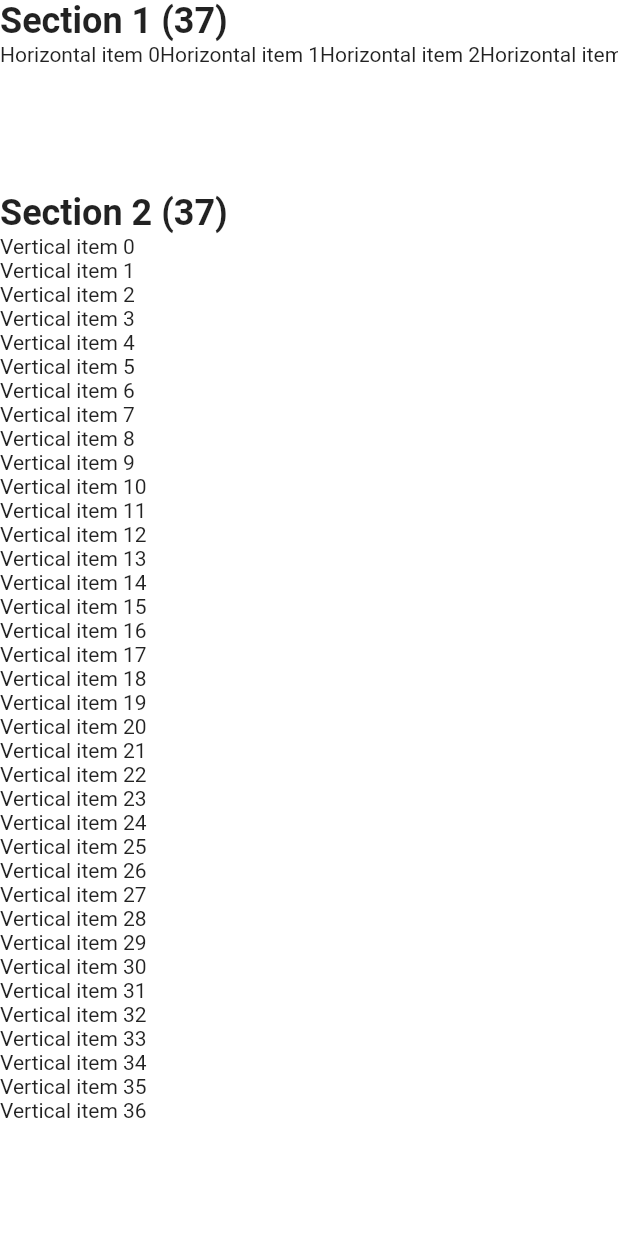
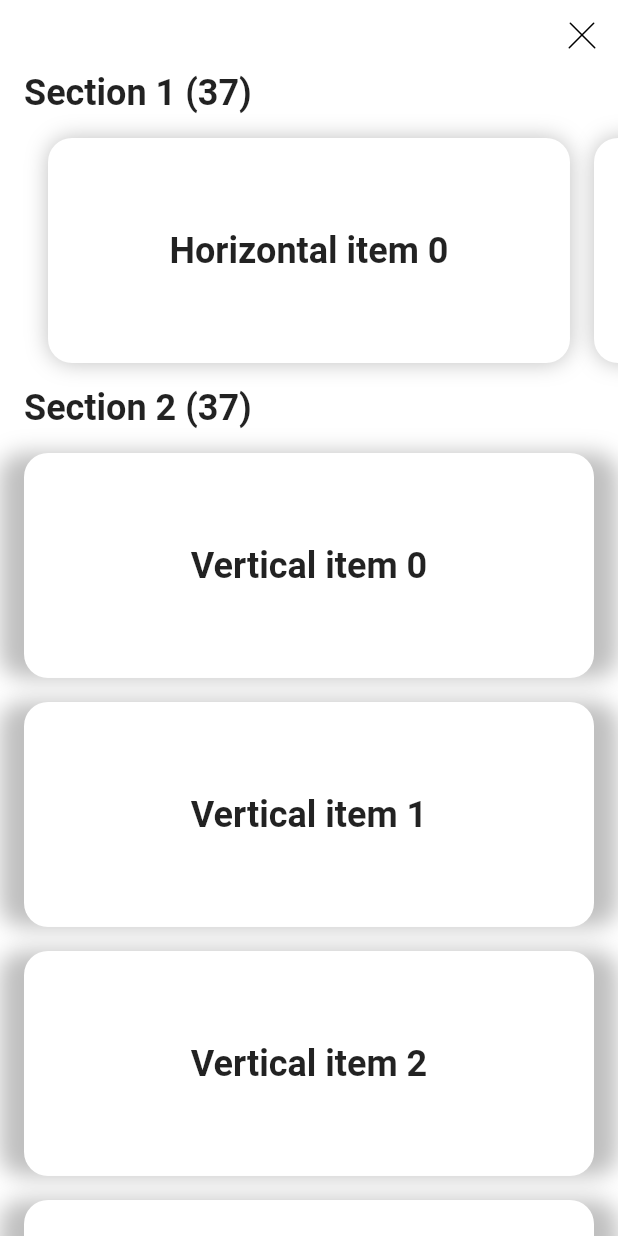
Before and after one commit to yavanya/test_prj, a Flutter app: the Screen2 screen opened by its route, on a phone screen of 412 x 824 dp. Run offline on Flutter 3.47's test engine with Material 2 defaults, Android fonts, the phone set to English and light mode, and no system bars; our stand-ins replace flutter_lorem, flutter_svg, gap.

Commit message:
screen 1, screen2 beta =)

```diff
--- a/lib/constant/styles.dart
+++ b/lib/constant/styles.dart
@@ -3,8 +3,14 @@ import 'package:flutter/material.dart';
 class ProjectStyle {
   ProjectStyle._();
 
-  static const centerTitle = TextStyle(
+  static const title = TextStyle(
     fontWeight: FontWeight.w700,
     fontSize: 24,
   );
+
+  static const buttonWhite = TextStyle(
+    fontWeight: FontWeight.w700,
+    color: Colors.white,
+    fontSize: 14,
+  );
 }
--- a/lib/screens/screen_2.dart
+++ b/lib/screens/screen_2.dart
@@ -1,11 +1,13 @@
 import 'package:flutter/material.dart';
 import 'package:flutter/widgets.dart';
+import 'package:gap/gap.dart';
 import 'package:provider/provider.dart';
 
 import '../constant/colors.dart';
 import '../constant/styles.dart';
 import '../providers/horizontal_items.dart';
 import '../providers/vertical_items.dart';
+import '../widgets/close_button_widget.dart';
 
 class Screen2 extends StatelessWidget {
   const Screen2({Key key}) : super(key: key);
@@ -18,20 +20,35 @@ class Screen2 extends StatelessWidget {
         context.watch<HorizontalItemsProvider>().itemsCount;
     final _verticalItemCount =
         context.watch<VerticalItemsProvider>().itemsCount;
-    return Scaffold(
+    return SafeArea(
+      child: Scaffold(
         backgroundColor: ProjectColor.white,
         body: ListView(children: [
-        Text(
+          Align(
+            alignment: Alignment.centerRight,
+            child: MyCloseButton(
+              onTap: () => Navigator.of(context).pop(),
+            ),
+          ),
+          Padding(
+            padding: const EdgeInsets.only(left: 16.0),
+            child: Text(
               'Section 1 ($_horizontalItemCount)',
-          style: ProjectStyle.centerTitle,
+              style: ProjectStyle.title,
+            ),
           ),
           HorizontalSection(_horizontalItemCount),
-        Text(
+          Padding(
+            padding: const EdgeInsets.only(left: 16.0),
+            child: Text(
               'Section 2 ($_verticalItemCount)',
-          style: ProjectStyle.centerTitle,
+              style: ProjectStyle.title,
             ),
+          ),
+          const Gap(8),
           VerticalSection(_verticalItemCount),
         ]),
+      ),
     );
   }
 }
@@ -42,16 +59,51 @@ class HorizontalSection extends StatelessWidget {
   @override
   Widget build(BuildContext context) {
     return SizedBox(
-      height: 100,
+      height: 182,
       child: ListView.builder(
         scrollDirection: Axis.horizontal,
         itemCount: _itemCount,
-        itemBuilder: (context, index) => Text(
+        itemBuilder: _horizontalItem,
+      ),
+    );
+  }
+}
+
+Widget _horizontalItem(BuildContext context, int index) {
+  final _width = MediaQuery.of(context).size.width;
+  return Container(
+    height: 182,
+    width: _width - 64,
+    margin:
+        EdgeInsets.only(top: 16.0, bottom: 16.0, left: index == 0 ? 32 : 16),
+    decoration: BoxDecoration(
+      borderRadius: const BorderRadius.all(
+        Radius.circular(16),
+      ),
+      boxShadow: [
+        BoxShadow(
+          blurRadius: 12,
+          color: Colors.black.withOpacity(0.25),
+          // offset: const Offset(2, 2),
+        ),
+      ],
+    ),
+    child: Container(
+
+      decoration: const BoxDecoration(
+        borderRadius: BorderRadius.all(
+          Radius.circular(16),
+        ),
+        color: Colors.white,
+      ),
+      child: Center(
+        child: Text(
           context.watch<HorizontalItemsProvider>().generateItemAt(index),
+          style: ProjectStyle.title,
+        ),
       ),
     ),
   );
-  }
 }
 
 class VerticalSection extends StatelessWidget {
@@ -63,9 +115,45 @@ class VerticalSection extends StatelessWidget {
       shrinkWrap: true,
       physics: const NeverScrollableScrollPhysics(),
       itemCount: _itemCount,
-      itemBuilder: (context, index) => Text(
+      itemBuilder: _verticalItem,
+    );
+  }
+}
+
+Widget _verticalItem(BuildContext context, int index) {
+  return Container(
+    height: 150,
+    margin: const EdgeInsets.symmetric(
+      vertical: 8,
+    ),
+    padding: const EdgeInsets.symmetric(
+      horizontal: 16,
+    ),
+    decoration: BoxDecoration(
+      borderRadius: const BorderRadius.all(
+        Radius.circular(16),
+      ),
+      boxShadow: [
+        BoxShadow(
+          blurRadius: 12,
+          color: Colors.black.withOpacity(0.25),
+          // offset: const Offset(2, 2),
+        ),
+      ],
+    ),
+    child: Container(
+      decoration: const BoxDecoration(
+        borderRadius: BorderRadius.all(
+          Radius.circular(16),
+        ),
+        color: Colors.white,
+      ),
+      child: Center(
+        child: Text(
           context.watch<VerticalItemsProvider>().generateItemAt(index),
+          style: ProjectStyle.title,
+        ),
+      ),
     ),
   );
 }
-}
--- /dev/null
+++ b/lib/widgets/close_button_widget.dart
@@ -0,0 +1,19 @@
+import 'package:flutter/material.dart';
+import 'package:flutter_svg/flutter_svg.dart';
+
+class MyCloseButton extends StatelessWidget {
+  const MyCloseButton({
+    Key key,
+    @required this.onTap,
+  }) : super(key: key);
+
+  final GestureTapCallback onTap;
+
+  @override
+  Widget build(BuildContext context) {
+    return GestureDetector(
+      onTap: onTap,
+      child: SvgPicture.asset('assets/images/close.svg'),
+    );
+  }
+}
```
Also changed, not shown: lib/screens/screen_1.dart (+98 -46 lines), lib/widgets/test_button_widget.dart (added, +34 -0 lines), pubspec.yaml (+6 -1 lines), assets/images/close.svg (added), pubspec.lock. Lines whose indentation alone changed are shown as unchanged.
